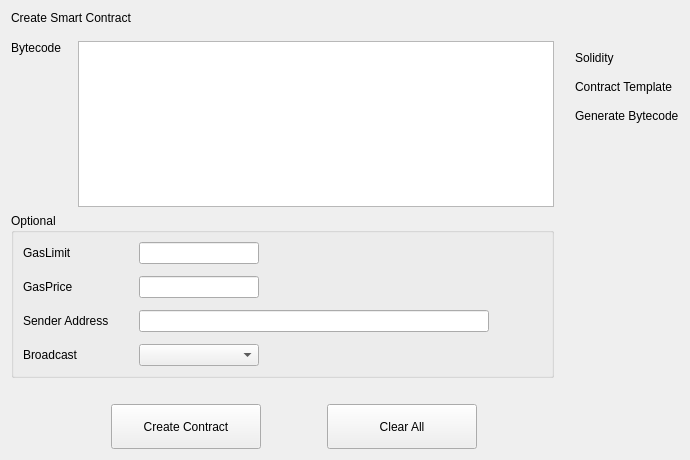
The window that src/qt/forms/createcontract.ui (qtumproject/qtum) describes before a commit, drawn with Qt 5.
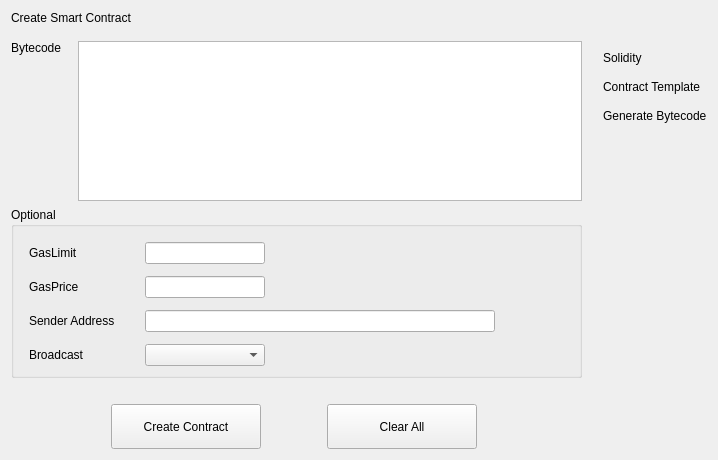
The same window after the commit.

```diff
--- a/src/qt/forms/createcontract.ui
+++ b/src/qt/forms/createcontract.ui
@@ -6,7 +6,7 @@
    <rect>
     <x>0</x>
     <y>0</y>
-    <width>690</width>
+    <width>718</width>
     <height>460</height>
    </rect>
   </property>
@@ -97,6 +97,12 @@
           <string>Optional</string>
          </property>
          <layout class="QGridLayout" name="gridLayout_2">
+          <property name="leftMargin">
+           <number>15</number>
+          </property>
+          <property name="topMargin">
+           <number>15</number>
+          </property>
           <property name="horizontalSpacing">
            <number>30</number>
           </property>
```
Left out of the diff: 4 changed lines with no effect on the pictures.
